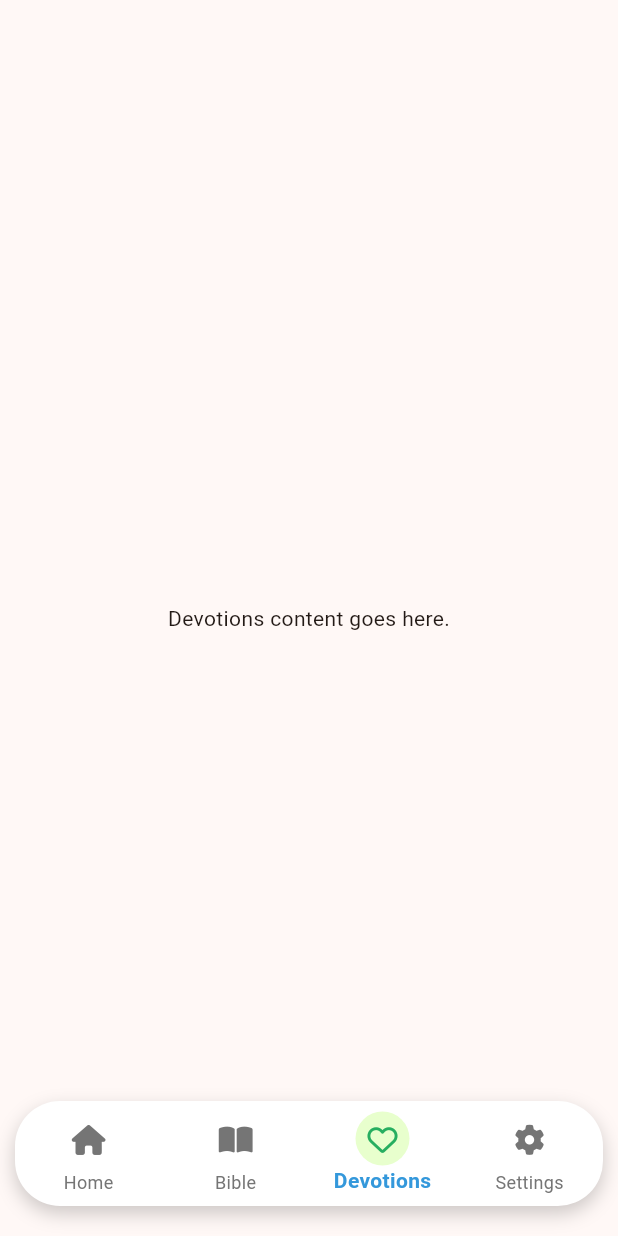
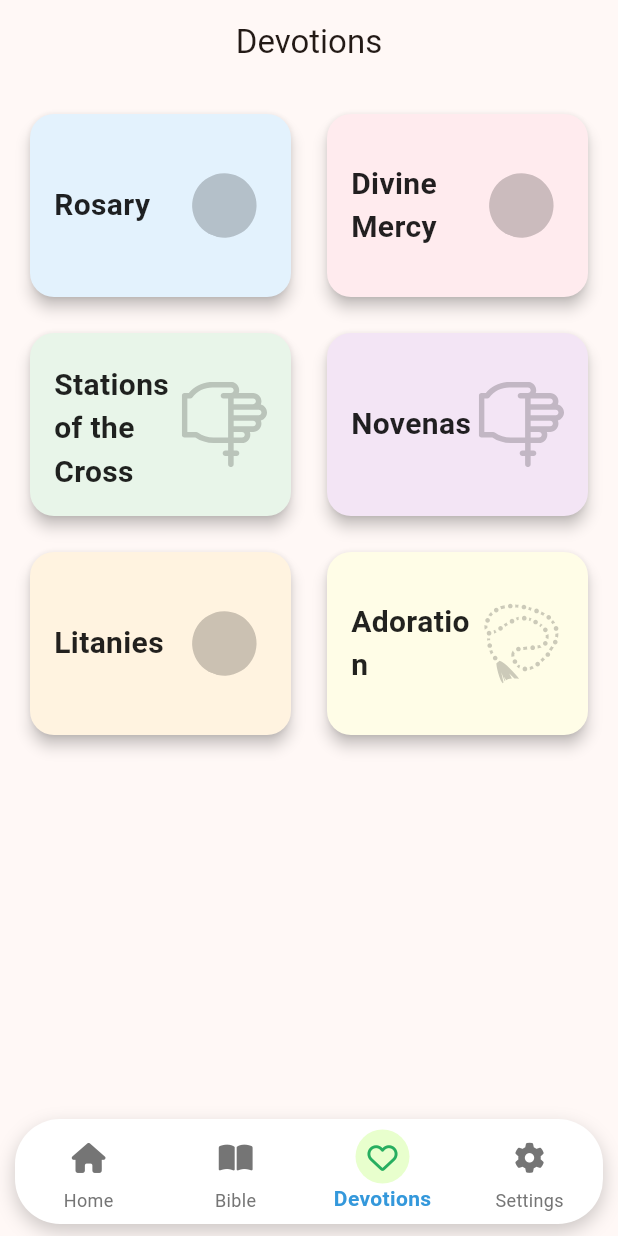
Before and after one commit to katendejericho5/catholicpal2, a Flutter app: the screen it shows after launch, item 3 of the bottom bar chosen, on a phone screen of 412 x 824 dp. Run offline on Flutter 3.47's test engine with Material 3 defaults, Android fonts, the light colour scheme and no system bars; our stand-ins replace expandable, flutter_svg, font_awesome_flutter, get, scroll_to_index, scrollable_positioned_list and 1 more; missing offline and left inert: clipboard; network calls fail.

Commit message:
DEVOTIONS PAGE

```diff
--- a/catholicpal/analysis_options.yaml
+++ b/catholicpal/analysis_options.yaml
@@ -7,6 +7,10 @@
 
 # The following line activates a set of recommended lints for Flutter apps,
 # packages, and plugins designed to encourage good coding practices.
+analyzer:
+  errors:
+    prefer_typing_uninitialized_variables: ignore
+    use_build_context_synchronously: ignore
 include: package:flutter_lints/flutter.yaml
 
 linter:
--- a/catholicpal/lib/main.dart
+++ b/catholicpal/lib/main.dart
@@ -29,8 +29,8 @@ void main() async {
 
 class MyApp extends StatefulWidget {
   const MyApp({
-    Key? key,
-  }) : super(key: key);
+    super.key,
+  });
 
   @override
   State<MyApp> createState() => _MyAppState();
@@ -82,7 +82,7 @@ class _MyAppState extends State<MyApp> {
   @override
   Widget build(BuildContext context) {
     return GetMaterialApp(
-      title: 'Prayers Companion',
+      title: ' CatholicPal',
       debugShowCheckedModeBanner: false,
       themeMode: ThemeMode.light,
       theme: ThemeData(
--- a/catholicpal/lib/screens/home/devotions_page.dart
+++ b/catholicpal/lib/screens/home/devotions_page.dart
@@ -1,12 +1,126 @@
 import 'package:flutter/material.dart';
+import 'package:flutter_svg/flutter_svg.dart';
 
 class DevotionsPage extends StatelessWidget {
-  const DevotionsPage({super.key});
+  final List<DevotionCard> devotions = [
+    DevotionCard(
+      title: 'Rosary',
+      color: Colors.blue[50]!,
+      iconPath: 'assets/breviary-svgrepo-com.svg',
+    ),
+    DevotionCard(
+      title: 'Divine Mercy',
+      color: Colors.red[50]!,
+      iconPath: 'assets/breviary-svgrepo-com.svg',
+    ),
+    DevotionCard(
+      title: 'Stations of the Cross',
+      color: Colors.green[50]!,
+      iconPath: 'assets/prayer-svgrepo-com.svg',
+    ),
+    DevotionCard(
+      title: 'Novenas',
+      color: const Color(0xFFF3E5F5),
+      iconPath: 'assets/prayer-svgrepo-com.svg',
+    ),
+    DevotionCard(
+      title: 'Litanies',
+      color: Colors.orange[50]!,
+      iconPath: 'assets/breviary-svgrepo-com.svg',
+    ),
+    DevotionCard(
+      title: 'Adoration',
+      color: Colors.yellow[50]!,
+      iconPath: 'assets/prayer-beads-svgrepo-com.svg',
+    ),
+    // Add more devotions as needed
+  ];
+
+  DevotionsPage({super.key});
 
   @override
   Widget build(BuildContext context) {
-    return const Center(
-      child: Text('Devotions content goes here.'),
+    return Scaffold(
+      appBar: AppBar(
+        title: const Text('Devotions'),
+        centerTitle: true,
+      ),
+      body: GridView.builder(
+        padding: const EdgeInsets.all(16),
+        gridDelegate: const SliverGridDelegateWithFixedCrossAxisCount(
+          crossAxisCount: 2,
+          childAspectRatio: 1.4, // Slightly adjust height
+          crossAxisSpacing: 16,
+          mainAxisSpacing: 16,
+        ),
+        itemCount: devotions.length,
+        itemBuilder: (context, index) {
+          return DevotionCardWidget(devotion: devotions[index]);
+        },
+      ),
     );
   }
 }
+
+class DevotionCard {
+  final String title;
+  final Color color;
+  final String iconPath;
+
+  DevotionCard({
+    required this.title,
+    required this.color,
+    required this.iconPath,
+  });
+}
+
+class DevotionCardWidget extends StatelessWidget {
+  final DevotionCard devotion;
+
+  const DevotionCardWidget({super.key, required this.devotion});
+
+  @override
+  Widget build(BuildContext context) {
+    return Card(
+      elevation: 4,
+      shape: RoundedRectangleBorder(
+        borderRadius: BorderRadius.circular(16),
+      ),
+      color: devotion.color,
+      child: InkWell(
+        onTap: () {
+          // Handle card tap
+        },
+        child: Padding(
+          padding: const EdgeInsets.symmetric(horizontal: 16.0, vertical: 20.0), // Increased padding for better spacing
+          child: Row(
+            children: [
+              Expanded(
+                flex: 3,
+                child: Text(
+                  devotion.title,
+                  style: const TextStyle(
+                    fontSize: 20, // Increased font size for better readability
+                    fontWeight: FontWeight.w600, // Increased font weight
+                    color: Colors.black87,
+                  ),
+                  textAlign: TextAlign.left,
+                ),
+              ),
+              Expanded(
+                flex: 2,
+                child: Opacity(
+                  opacity: 0.2,
+                  child: SvgPicture.asset(
+                    devotion.iconPath,
+                    fit: BoxFit.contain, // Ensures the SVG fits within its space
+                  ),
+                ),
+              ),
+            ],
+          ),
+        ),
+      ),
+    );
+  }
+}
--- a/catholicpal/lib/screens/home/home_page.dart
+++ b/catholicpal/lib/screens/home/home_page.dart
@@ -19,7 +19,7 @@ class HomePageState extends State<HomePage> {
   final List<Widget> _pages = [
     const HomeContent(),
     const BibleHomePage(),
-    const DevotionsPage(),
+    DevotionsPage(),
     const SettingsPage(),
   ];
 
@@ -41,7 +41,7 @@ class HomePageState extends State<HomePage> {
         children: _pages,
       ),
       bottomNavigationBar: Padding(
-        padding: const EdgeInsets.only(bottom: 20, left: 10, right: 10),
+        padding: const EdgeInsets.only(bottom: 8, left: 10, right: 10),
         child: Container(
           decoration: BoxDecoration(
             borderRadius: BorderRadius.circular(30),
--- a/catholicpal/pubspec.yaml
+++ b/catholicpal/pubspec.yaml
@@ -43,6 +43,7 @@ dependencies:
   provider: ^6.1.2
   clipboard: ^0.1.3
   shared_preferences: ^2.3.1
+  flutter_svg: ^2.0.10+1
 
 dev_dependencies:
   flutter_test:
```
Also changed, not shown: catholicpal/lib/screens/home/dashboard_page.dart (+12 -2 lines), catholicpal/lib/screens/home/prayer_details.dart (added, +135 -0 lines), catholicpal/lib/screens/home/saints_details_page.dart (renamed from catholicpal/lib/screens/home/details_page.dart, +13 -7 lines), catholicpal/assets/breviary-svgrepo-com.svg (added), catholicpal/assets/prayer-beads-svgrepo-com.svg (added), catholicpal/assets/prayer-svgrepo-com.svg (added), catholicpal/pubspec.lock.
